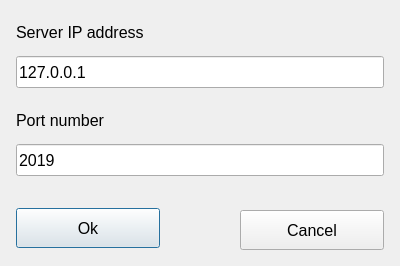
Above: TaskClient/Forms/passwdwindow.ui from silencer31/otus-cpp-prof-hw-14-client before the change. Below: the same form after it.
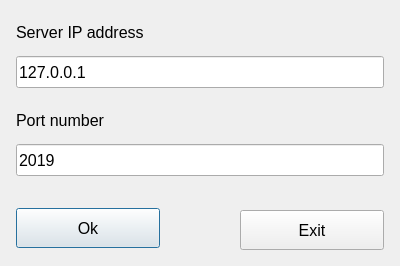
That is the form after the change.

```diff
--- a/TaskClient/Forms/passwdwindow.ui
+++ b/TaskClient/Forms/passwdwindow.ui
@@ -172,7 +172,7 @@
     </font>
    </property>
    <property name="text">
-    <string>Cancel</string>
+    <string>Exit</string>
    </property>
   </widget>
   <widget class="QLabel" name="labelFirst">
```
